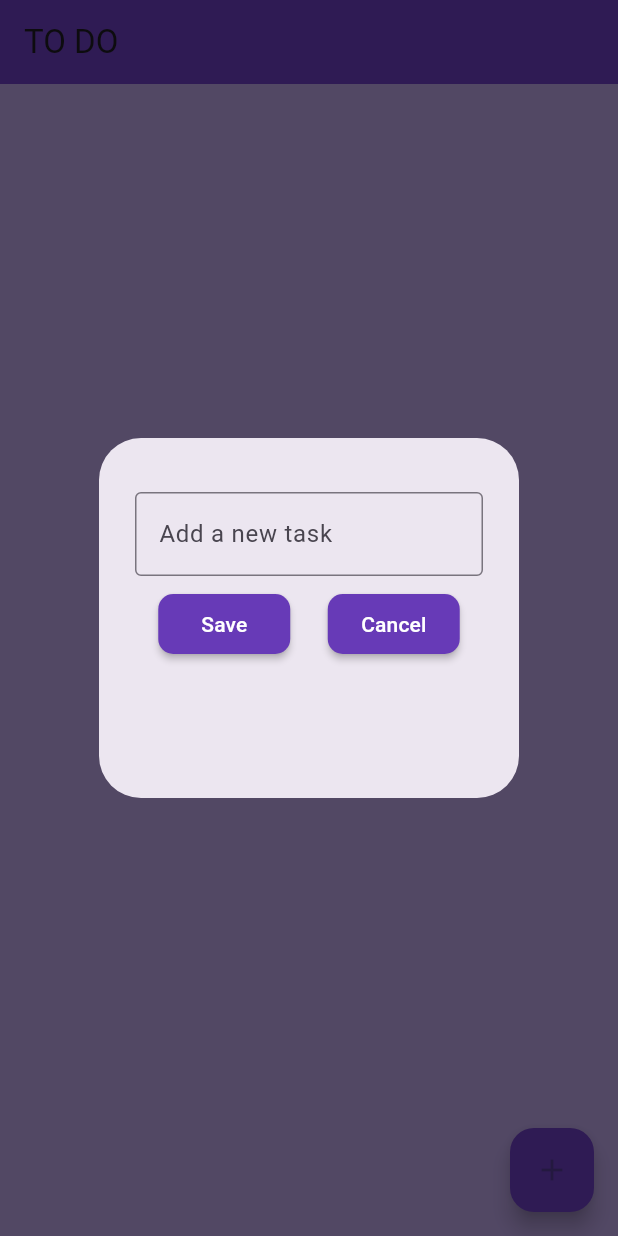
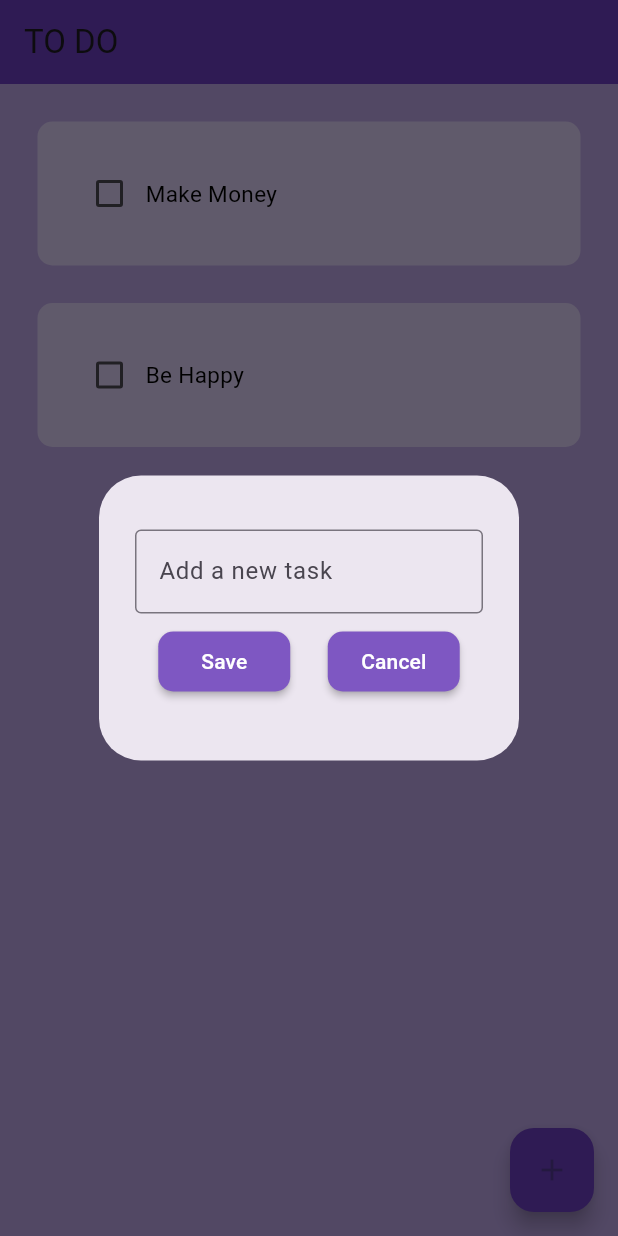
Before and after one commit to Seleemmiah/Todo_applicartion, a Flutter app: the screen it shows after launch, after a tap on the "add" icon, on a phone screen of 412 x 824 dp. Run offline on Flutter 3.47's test engine with Material 3 defaults, Android fonts, the phone set to English and light mode, and no system bars; drawn by our look-alikes of flutter_slidable; our stand-ins replace hive_flutter; accounts and stored records are empty.

Commit message:
an updated todo app in flutter

```diff
--- /dev/null
+++ b/lib/data/database.dart
@@ -0,0 +1,26 @@
+import 'package:hive_flutter/hive_flutter.dart';
+
+class ToDoDataBase {
+  List todoList = [];
+
+  // reference the box
+  final _myBox = Hive.box('mybox');
+
+  // run this method if this is the first time ever opening this app
+  void createInitialData() {
+    todoList = [
+      ['Make Money', false],
+      ['Be Happy', false],
+    ];
+  }
+
+  // load the data from the database
+  void loadData() {
+    todoList = _myBox.get("TODOLIST");
+  }
+
+  // update the database
+  void updateDataBase() {
+    _myBox.put('TODOLIST', todoList);
+  }
+}
--- a/lib/main.dart
+++ b/lib/main.dart
@@ -1,7 +1,18 @@
 import 'package:flutter/material.dart';
+import 'package:hive_flutter/hive_flutter.dart';
+import 'package:path_provider/path_provider.dart';
 import 'package:todo_app/pages/home_page.dart';
 
-void main() {
+Future<void> main() async {
+  WidgetsFlutterBinding.ensureInitialized();
+
+  // Initialize Hive
+  final appDocumentDir = await getApplicationDocumentsDirectory();
+  await Hive.initFlutter(appDocumentDir.path);
+
+  // Open a box
+  await Hive.openBox('mybox');
+
   runApp(const MyApp());
 }
 
--- a/lib/util/dialogue_box.dart
+++ b/lib/util/dialogue_box.dart
@@ -1,3 +1,5 @@
+// ignore_for_file: prefer_const_constructors_in_immutables
+
 import 'package:flutter/material.dart';
 import 'package:todo_app/util/my_button.dart';
 
@@ -17,7 +19,7 @@ class DialogueBox extends StatelessWidget {
   Widget build(BuildContext context) {
     return AlertDialog(
       content: Container(
-        height: 200,
+        height: 150,
         child: Column(children: [
           const SizedBox(height: 20),
           // get useer input
--- a/lib/util/my_button.dart
+++ b/lib/util/my_button.dart
@@ -1,3 +1,5 @@
+// ignore_for_file: sort_child_properties_last
+
 import 'package:flutter/material.dart';
 
 class MyButton extends StatelessWidget {
@@ -15,7 +17,7 @@ class MyButton extends StatelessWidget {
     return MaterialButton(
       onPressed: onPressed,
       padding: const EdgeInsets.all(10),
-      color: Colors.deepPurple,
+      color: Colors.deepPurple[400],
       textColor: Colors.white,
       child: Text(text),
       shape: RoundedRectangleBorder(
--- a/lib/util/todo_tile.dart
+++ b/lib/util/todo_tile.dart
@@ -1,4 +1,4 @@
-// ignore_for_file: sort_child_properties_last
+// ignore_for_file: sort_child_properties_last, prefer_const_constructors_in_immutables
 
 import 'package:flutter/material.dart';
 import 'package:flutter_slidable/flutter_slidable.dart';
@@ -29,6 +29,7 @@ class TodoTile extends StatelessWidget {
               onPressed: deleteFunction,
               icon: Icons.delete,
               backgroundColor: Colors.red,
+              borderRadius: BorderRadius.circular(15),
               //foregroundColor: Colors.white,
               label: 'Delete',
             ),
```
Also changed, not shown: pubspec.yaml (+6 -1 lines), pubspec.lock, 11 other files.
